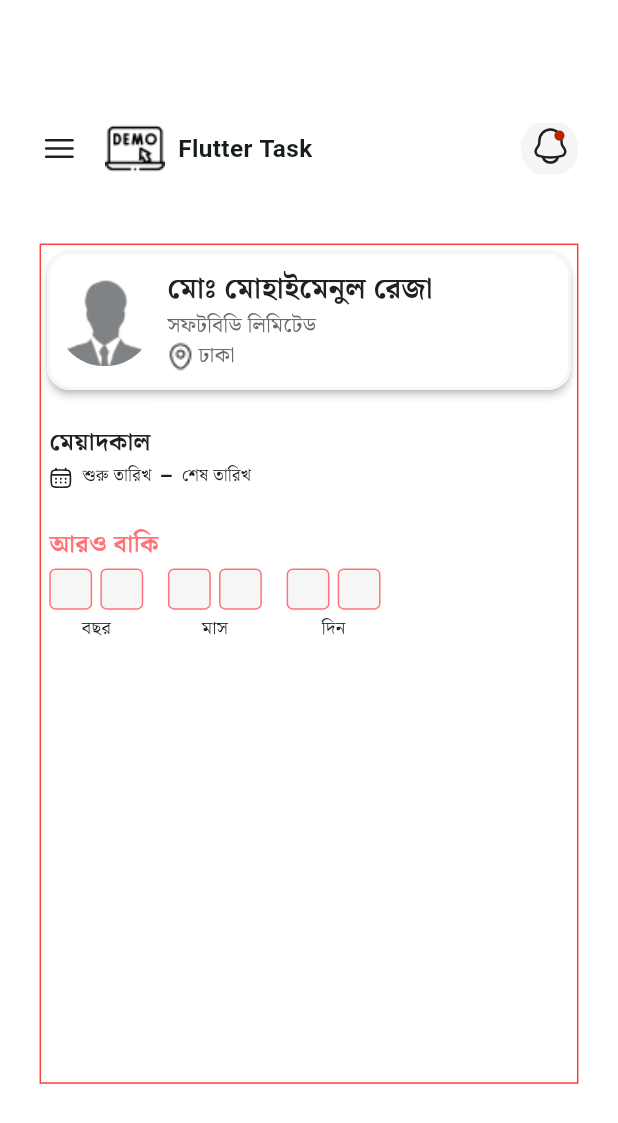
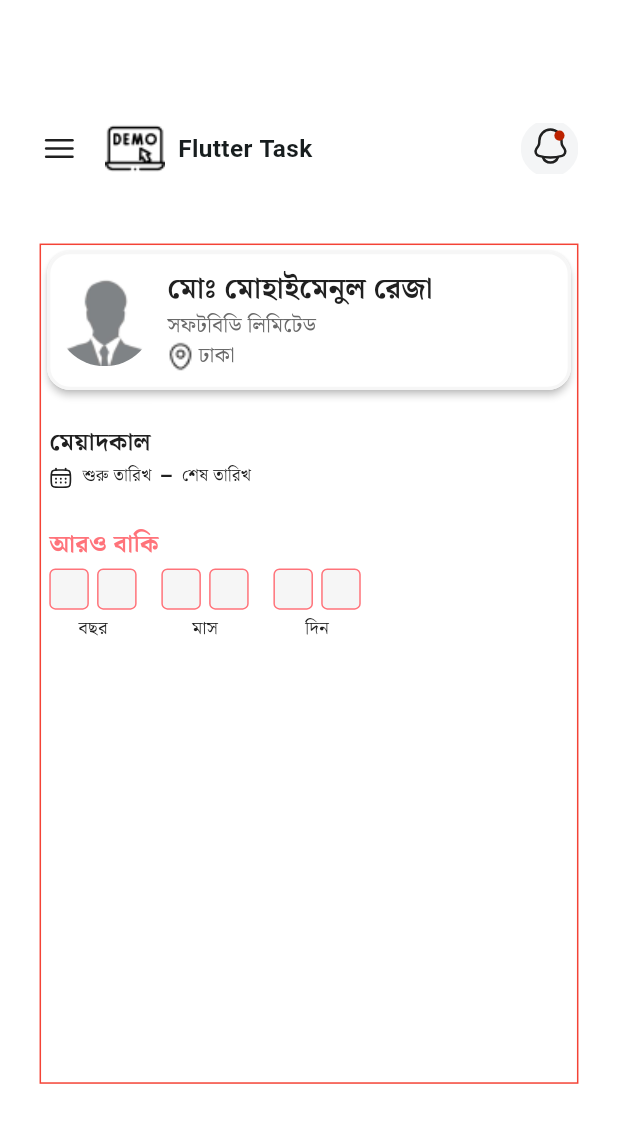
Before and after one commit to hossain-eee/Assginment-Project, a Flutter app: the screen it shows after launch, on a phone screen of 412 x 824 dp. Shown: the top 1123 px of the screen. Run offline on Flutter 3.47's test engine with Material 3 defaults, Android fonts, the phone set to English and light mode, and no system bars; our stand-ins replace flutter_screenutil, flutter_svg, get, google_fonts.

Commit message:
#1 adjust total width and box width

```diff
--- a/lib/presentation/ui/widgets/home/date_range_picker.dart
+++ b/lib/presentation/ui/widgets/home/date_range_picker.dart
@@ -97,9 +97,10 @@ class _DateRangePickerState extends State<DateRangePicker> {
     return DateFormat("d'ই' MMMM yyyy", 'bn_BD').format(date);
   }
 
+//create Box for insert digit
   Widget buildDigitBox(String digit) {
     return Container(
-      width: 26.w,
+      width: 24.w,
       height: 27.h,
       alignment: Alignment.center,
       padding: EdgeInsets.symmetric(horizontal: 5.w, vertical: 1.h),
@@ -125,7 +126,7 @@ class _DateRangePickerState extends State<DateRangePicker> {
     return Align(
       alignment: Alignment.topLeft,
       child: SizedBox(
-        width: 205.w,
+        width: 197.w,
         height: 160.h,
         child: Column(
           mainAxisAlignment: MainAxisAlignment.start,
```
